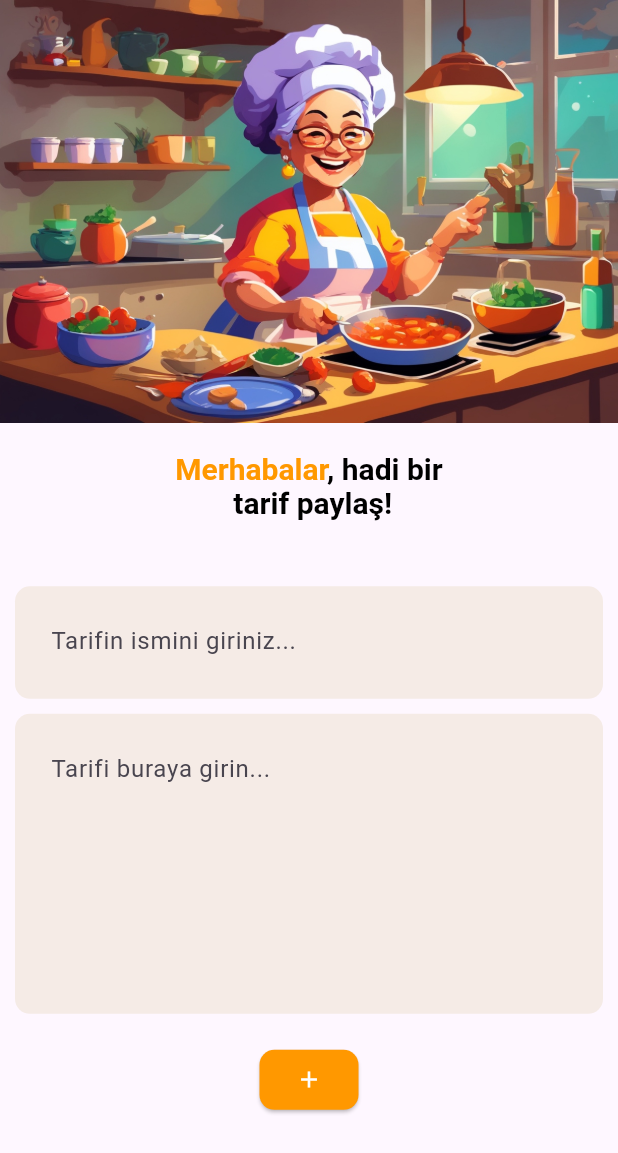
After one commit to Dsoylular/DijitalMutfagim, a Flutter app: the screen it shows after launch, after a tap on the "add" icon, on a phone screen of 412 x 824 dp. The commit adds this screen. Shown: the top 1153 px of the screen. Run offline on Flutter 3.47's test engine with Material 3 defaults, Android fonts, the phone set to English and light mode, and no system bars; our stand-ins replace cloud_firestore, firebase_core, google_generative_ai; accounts and stored records are empty; network calls fail.

Commit message:
ownTarif.dart finished

```diff
--- a/lib/EntryPage.dart
+++ b/lib/EntryPage.dart
@@ -5,6 +5,7 @@ import 'package:cloud_firestore/cloud_firestore.dart';
 import 'geminiCodes.dart';
 import 'appColors.dart';
 import 'globalVariables.dart';
+import 'ownTarif.dart';
 import 'tariflerPage.dart';
 
 const apiKey = 'AIzaSyBQig-uH6FnwL-9H8RkxLSuaTCqDs0xnX0';
@@ -54,6 +55,21 @@ class _EntryScreenState extends State<EntryScreen> {
             ),
             IconButton(
               icon: Icon(
+                Icons.add,
+                color: (_selectedIndex == 2) ? Colors.white : Colors.transparent,
+                size: 30,
+              ),
+              onPressed: () {
+                Navigator.push(
+                  context,
+                  MaterialPageRoute(
+                    builder: (context) => MyTarif(),
+                  ),
+                );
+              },
+            ),
+            IconButton(
+              icon: Icon(
                 Icons.filter_list,
                 color: (_selectedIndex == 1) ? Colors.white : Colors.transparent,
                 size: 30,
@@ -81,7 +97,7 @@ class _EntryScreenState extends State<EntryScreen> {
             label: 'Tarifler',
           ),
           BottomNavigationBarItem(
-            icon: Icon(Icons.add),
+            icon: Icon(Icons.smart_toy_outlined),
             label: 'Yeni Tarif',
           ),
         ],
@@ -350,7 +366,7 @@ class _EntryScreenState extends State<EntryScreen> {
                         ],
                       ),
                       Column(
-                        children:                        [
+                        children: [
                           Row(
                             children: [
                               Switch(
@@ -427,8 +443,8 @@ class _EntryScreenState extends State<EntryScreen> {
                         });
 
                         ScaffoldMessenger.of(context).showSnackBar(
-                          const SnackBar(
-                            content: Text('Tarif başarıyla oluşturuldu!'),
+                          SnackBar(
+                            content: Text('$documentName başarıyla oluşturuldu!'),
                             backgroundColor: Colors.green,
                           ),
                         );
@@ -448,7 +464,7 @@ class _EntryScreenState extends State<EntryScreen> {
                       ),
                     ),
                     child: const Text(
-                      'Oluştur',
+                      'Yarat',
                       style: TextStyle(color: Colors.white),
                     ),
                   ),
@@ -469,6 +485,8 @@ class _EntryScreenState extends State<EntryScreen> {
       ],
     );
   }
+
+
 
   Widget buildOneriPage() {
     final TextEditingController textFieldController = TextEditingController();
--- /dev/null
+++ b/lib/ownTarif.dart
@@ -0,0 +1,163 @@
+import 'package:flutter/material.dart';
+import 'package:cloud_firestore/cloud_firestore.dart';
+
+import 'appColors.dart';
+
+class MyTarif extends StatefulWidget {
+  const MyTarif({super.key});
+
+  @override
+  State<MyTarif> createState() => _MyTarifState();
+}
+
+class _MyTarifState extends State<MyTarif> {
+  final TextEditingController textFieldController = TextEditingController();
+  final TextEditingController textFieldController2 = TextEditingController();
+  @override
+  void initState() {
+    super.initState();
+  }
+
+
+  @override
+  Widget build(BuildContext context) {
+    return Scaffold(
+      body: SingleChildScrollView(
+        child: Center(
+          child: Column(
+            children: [
+              Image.asset(
+                'assets/grandma_cooking.jpg',
+              ),
+              const SizedBox(height: 10),
+              Container(
+                decoration: BoxDecoration(
+                  borderRadius: BorderRadius.circular(10),
+                  border: Border.all(color: Colors.transparent),
+                ),
+                child: Padding(
+                  padding: const EdgeInsets.all(8.0),
+                  child: RichText(
+                    textAlign: TextAlign.center,
+                    text: const TextSpan(
+                      style: TextStyle(fontSize: 20, color: Colors.black),
+                      children: <TextSpan>[
+                        TextSpan(
+                          text: 'Merhabalar',
+                          style: TextStyle(
+                            color: Colors.orange,
+                            fontWeight: FontWeight.bold,
+                          ),
+                        ),
+                        TextSpan(
+                          text: ', hadi bir\n tarif paylaş!',
+                          style: TextStyle(
+                            fontWeight: FontWeight.bold,
+                            fontSize: 20,
+                          ),
+                        ),
+                      ],
+                    ),
+                  ),
+                ),
+              ),
+              const SizedBox(height: 35),
+              Padding(
+                padding: const EdgeInsets.symmetric(horizontal: 10),
+                child: Row(
+                  children: [
+                    Expanded(
+                      child: Container(
+                        decoration: BoxDecoration(
+                          color: cream,
+                          borderRadius: BorderRadius.circular(10),
+                        ),
+                        height: 75,
+                        child: TextField(
+                          controller: textFieldController2,
+                          decoration: InputDecoration(
+                            hintText: 'Tarifin ismini giriniz...',
+                            border: OutlineInputBorder(
+                              borderRadius: BorderRadius.circular(10),
+                              borderSide: BorderSide.none,
+                            ),
+                            contentPadding: const EdgeInsets.symmetric(horizontal: 20, vertical: 25),
+                          ),
+                        ),
+                      ),
+                    ),
+                  ],
+                ),
+              ),
+              const SizedBox(height: 10),
+              Padding(
+                padding: const EdgeInsets.symmetric(horizontal: 10),
+                child: Row(
+                  children: [
+                    Expanded(
+                      child: Container(
+                        decoration: BoxDecoration(
+                          color: cream,
+                          borderRadius: BorderRadius.circular(10),
+                        ),
+                        height: 200,
+                        child: TextField(
+                          controller: textFieldController,
+                          decoration: InputDecoration(
+                            hintText: 'Tarifi buraya girin...',
+                            border: OutlineInputBorder(
+                              borderRadius: BorderRadius.circular(10),
+                              borderSide: BorderSide.none,
+                            ),
+                            contentPadding: const EdgeInsets.symmetric(horizontal: 20, vertical: 25),
+                          ),
+                        ),
+                      ),
+                    ),
+                  ],
+                ),
+              ),
+              const SizedBox(height: 20),
+              ElevatedButton(
+                onPressed: () async {
+                  final promt = textFieldController.text;
+                  if (promt.isNotEmpty) {
+                    print(promt);
+                    await FirebaseFirestore.instance
+                        .collection('tarifler')
+                        .doc('tarifPromtları')
+                        .update({
+                      textFieldController2.text: {
+                        'tarif': promt,
+                        'isDiary': false,
+                        'isVegan': false,
+                        'isLactose': false,
+                        'isGluten': false,
+                      }
+                    });
+                    ScaffoldMessenger.of(context).showSnackBar(
+                      const SnackBar(
+                        content: Text('Tarif oluşturuldu!'),
+                        backgroundColor: Colors.green,
+                      ),
+                    );
+                  }
+                },
+                style: ElevatedButton.styleFrom(
+                  backgroundColor: Colors.orange,
+                  shape: RoundedRectangleBorder(
+                    borderRadius: BorderRadius.circular(10),
+                  ),
+                ),
+                child: const Icon(
+                  Icons.add,
+                  color: Colors.white,
+                ),
+              ),
+            ],
+          ),
+        ),
+      ),
+    );
+  }
+}
--- a/lib/tariflerPage.dart
+++ b/lib/tariflerPage.dart
@@ -13,7 +13,7 @@ Widget buildTariflerimPage() {
           alignment: Alignment.center,
           children: [
             Image.asset(
-              'assets/image1_0.jpg',
+              'assets/family_cooking.jpg',
             ),
             Positioned(
               bottom: 20,
@@ -117,7 +117,6 @@ Future<List<String>> getTariflerim() async {
       if (data != null) {
         List<String> filteredKeys = [];
         data.forEach((key, value) {
-          print("AAAAAAAAAA  ${value['isLactose']}   ${value['isDairy']}  ${value['isVegan']}  ${value['isGluten']}");
           if (value is Map<String, dynamic>
             && (value['isLactose'] || !isLactoseFree)
             && (value['isDiary'] || !isDairyFree)
--- a/pubspec.yaml
+++ b/pubspec.yaml
@@ -36,3 +36,5 @@ flutter:
   assets:
      - assets/image1_0.jpg
      - assets/cooking_man.jpg
+     - assets/grandma_cooking.jpg
+     - assets/family_cooking.jpg
```
Also changed, not shown: assets/family_cooking.jpg (added), assets/grandma_cooking.jpg (added).
